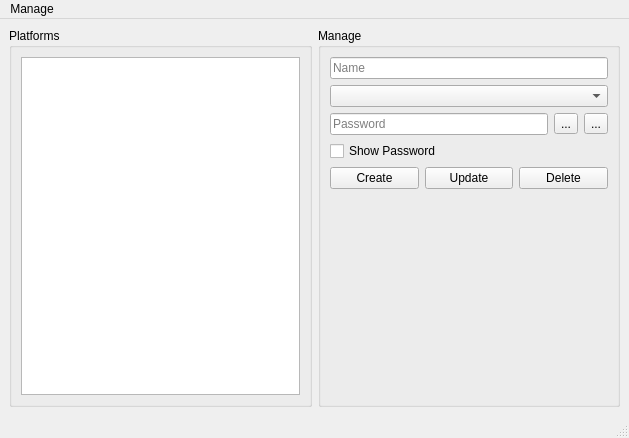
Qt form design/MainWindow.ui (xaprier/qt-password-manager) before a commit.
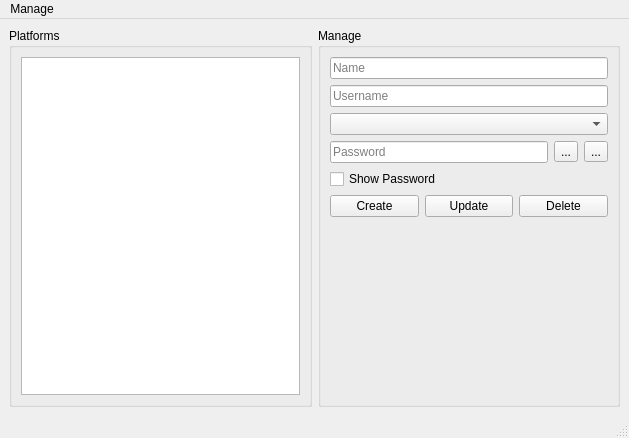
The same form after that commit. Icons and pictures are not drawn.

Commit message: Added username input for kept data

```diff
--- a/design/MainWindow.ui
+++ b/design/MainWindow.ui
@@ -59,6 +59,13 @@
            </property>
           </widget>
          </item>
+         <item>
+          <widget class="QLineEdit" name="usernameLE">
+           <property name="placeholderText">
+            <string>Username</string>
+           </property>
+          </widget>
+         </item>
          <item>
           <widget class="QComboBox" name="platformCombo">
            <property name="placeholderText">
```
The commit also changes 5 other files.
